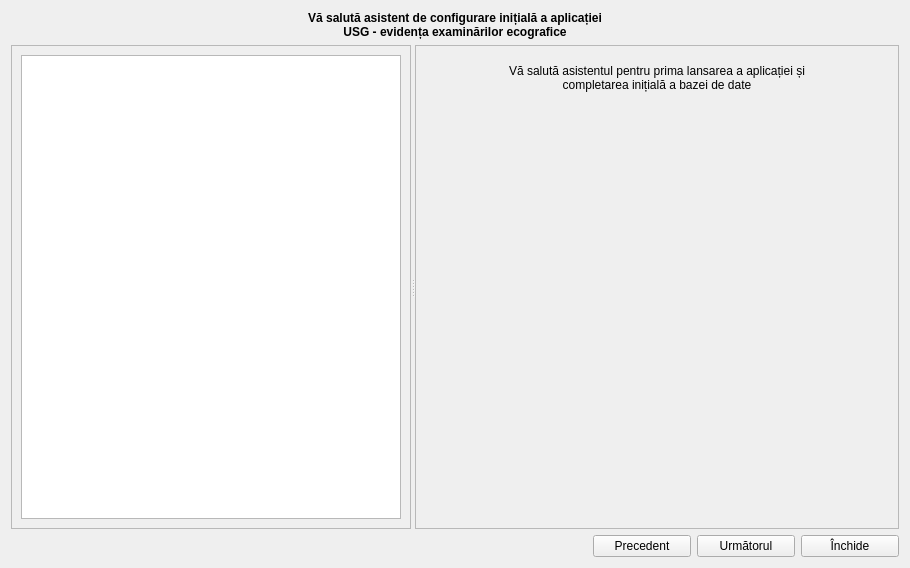
Before: the Qt Designer form common/firstrunwizard.ui in debalex77/USG, drawn with Qt 5.
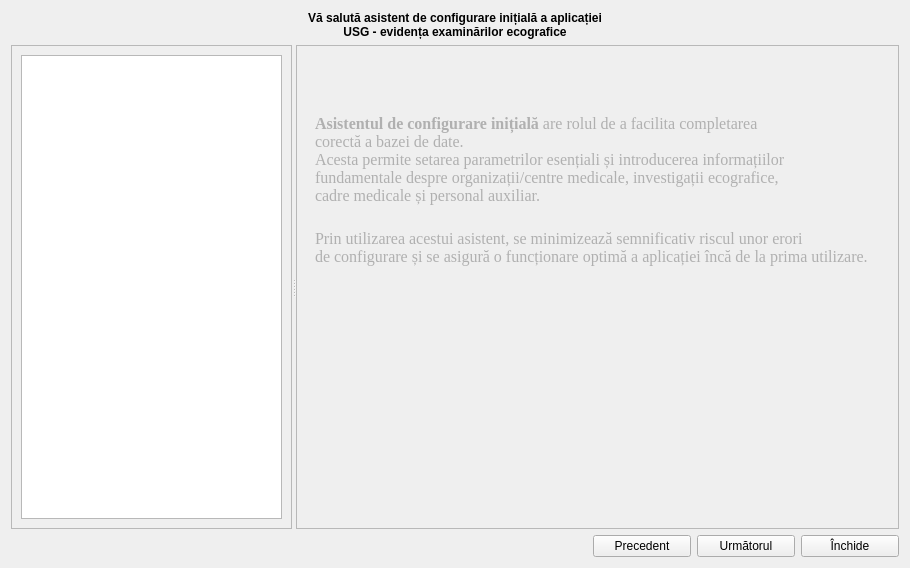
After: the same form once the commit is applied. Icons and pictures are not drawn.

Commit message: processing firstrunwizard

Patch:
```diff
--- a/common/firstrunwizard.ui
+++ b/common/firstrunwizard.ui
@@ -94,19 +94,61 @@
          <widget class="QWidget" name="page">
           <layout class="QGridLayout" name="gridLayout_4">
            <item row="0" column="0">
-            <widget class="QLabel" name="label_2">
+            <spacer name="verticalSpacer_2">
+             <property name="orientation">
+              <enum>Qt::Vertical</enum>
+             </property>
+             <property name="sizeType">
+              <enum>QSizePolicy::Preferred</enum>
+             </property>
+             <property name="sizeHint" stdset="0">
+              <size>
+               <width>20</width>
+               <height>50</height>
+              </size>
+             </property>
+            </spacer>
+           </item>
+           <item row="2" column="0">
+            <widget class="QLabel" name="label_10">
+             <property name="font">
+              <font>
+               <family>Times New Roman</family>
+               <pointsize>12</pointsize>
+              </font>
+             </property>
+             <property name="styleSheet">
+              <string notr="true">color: rgb(176, 176, 176);</string>
+             </property>
              <property name="text">
-              <string>&lt;html&gt;&lt;head/&gt;&lt;body&gt;&lt;p&gt;Vă salută asistentul pentru prima lansarea a aplicației și &lt;br&gt;completarea inițială a bazei de date&lt;/p&gt;&lt;/body&gt;&lt;/html&gt;</string>
-             </property>
-             <property name="scaledContents">
-              <bool>false</bool>
+              <string>&lt;br&gt;Prin utilizarea acestui asistent, se minimizează semnificativ riscul unor erori &lt;br&gt;de configurare și se asigură o funcționare optimă a aplicației încă de la prima utilizare.</string>
              </property>
              <property name="alignment">
-              <set>Qt::AlignCenter</set>
+              <set>Qt::AlignLeading|Qt::AlignLeft|Qt::AlignVCenter</set>
              </property>
             </widget>
            </item>
            <item row="1" column="0">
+            <widget class="QLabel" name="label_9">
+             <property name="font">
+              <font>
+               <family>Times New Roman</family>
+               <pointsize>12</pointsize>
+              </font>
+             </property>
+             <property name="styleSheet">
+              <string notr="true">color: rgb(176, 176, 176);</string>
+             </property>
+             <property name="text">
+              <string>&lt;html&gt;&lt;head/&gt;&lt;body&gt;&lt;p&gt;&lt;b&gt;Asistentul de configurare inițială&lt;/b&gt; are rolul de a facilita completarea &lt;br&gt;corectă a bazei de date.&lt;br&gt;Acesta permite setarea parametrilor esențiali și introducerea informațiilor
+ &lt;br&gt;fundamentale despre organizații/centre medicale, investigații ecografice,&lt;br&gt; cadre medicale și personal auxiliar.&lt;/p&gt;&lt;/body&gt;&lt;/html&gt;</string>
+             </property>
+             <property name="alignment">
+              <set>Qt::AlignLeading|Qt::AlignLeft|Qt::AlignVCenter</set>
+             </property>
+            </widget>
+           </item>
+           <item row="3" column="0">
             <spacer name="verticalSpacer">
              <property name="orientation">
               <enum>Qt::Vertical</enum>
@@ -114,7 +156,7 @@
              <property name="sizeHint" stdset="0">
               <size>
                <width>20</width>
-               <height>380</height>
+               <height>40</height>
               </size>
              </property>
             </spacer>
```
Left out of the diff: 226 changed lines with no effect on the pictures. The commit also changes 2 other files.
